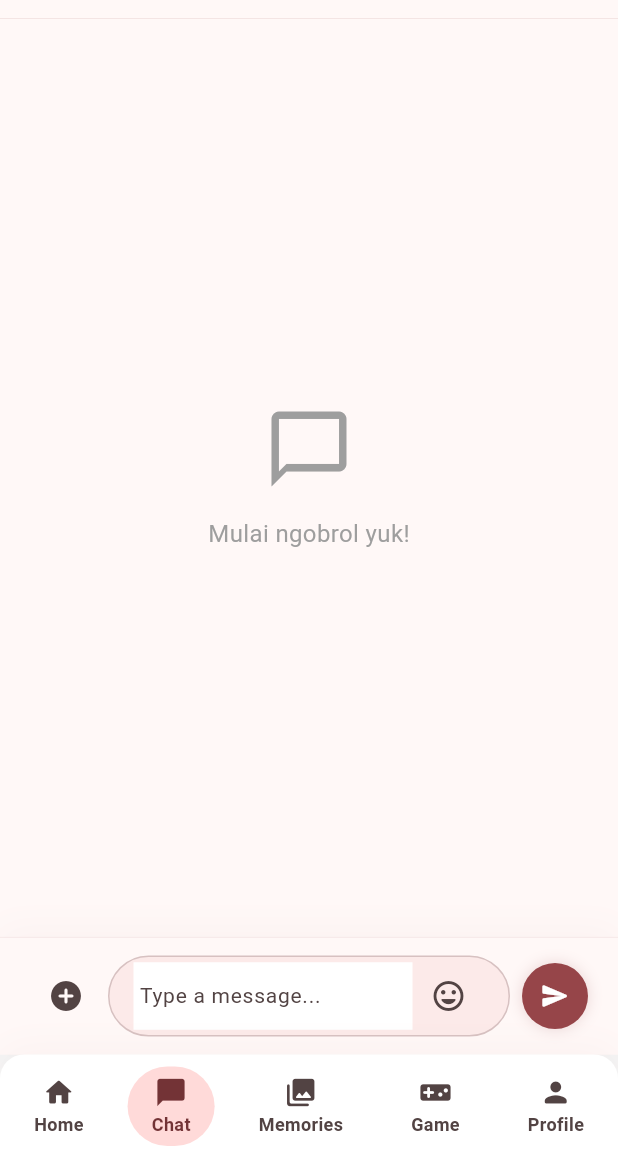
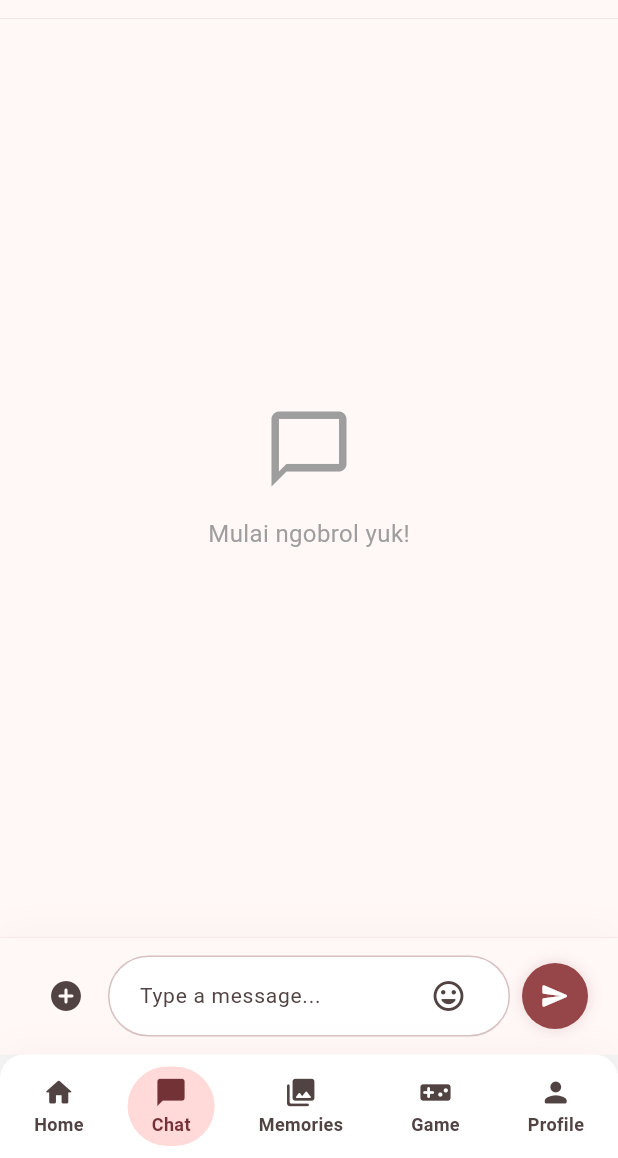
Before and after one commit to moonnstarina/Moonnlove, a Flutter app: the screen it shows once a user with an empty profile is signed in, item 2 of the bottom bar chosen, after a tap on the "add circle" icon, on a phone screen of 412 x 824 dp, the part 78-1236 px from its top. Run offline on Flutter 3.47's test engine with Material 3 defaults, Android fonts, the phone set to English and light mode, and no system bars; our stand-ins replace firebase_auth, firebase_core, firebase_database, firebase_storage, geolocator, image_picker and 1 more; accounts and stored records are empty.

Commit message:
fix: background input text jadi surfaceLowest (putih bersih) ganti abu-abu surfaceContainer di chat, login, partner, game, photo_detail

```diff
--- a/lib/screens/chat_screen.dart
+++ b/lib/screens/chat_screen.dart
@@ -9,6 +9,7 @@ import '../services/auth_service.dart';
 import '../services/partner_service.dart';
 
 Color get _background => AppPalette.background;
+Color get _surfaceLowest => AppPalette.surfaceLowest;
 Color get _surfaceContainer => AppPalette.surfaceContainer;
 Color get _surfaceContainerHigh => AppPalette.surfaceContainerHigh;
 Color get _surfaceVariant => AppPalette.surfaceVariant;
@@ -699,7 +700,7 @@ class _ChatScreenState extends State<ChatScreen> {
                   padding:
                       const EdgeInsets.symmetric(horizontal: 16, vertical: 2),
                   decoration: BoxDecoration(
-                    color: _surfaceContainer,
+                    color: _surfaceLowest,
                     border: Border.all(
                       color: _inputFocused ? _primary : _outlineVariant,
                       width: _inputFocused ? 1.2 : 1,
--- a/lib/screens/game_screen.dart
+++ b/lib/screens/game_screen.dart
@@ -652,7 +652,7 @@ class _GameScreenState extends State<GameScreen>
                         size: 20,
                       ),
                       filled: true,
-                      fillColor: _surfaceContainerLow,
+                      fillColor: _surfaceLowest,
                       border: OutlineInputBorder(
                         borderRadius: BorderRadius.circular(12),
                         borderSide: BorderSide.none,
--- a/lib/screens/login_screen.dart
+++ b/lib/screens/login_screen.dart
@@ -261,7 +261,7 @@ class _LoginScreenState extends State<LoginScreen> with SingleTickerProviderStat
         prefixIcon: Icon(icon, color: _primary.withOpacity(0.8), size: 22),
         suffixIcon: suffix,
         filled: true,
-        fillColor: _bg,
+        fillColor: _surfaceLowest,
         contentPadding: const EdgeInsets.symmetric(horizontal: 16, vertical: 16),
         border: OutlineInputBorder(
           borderRadius: BorderRadius.circular(999),
--- a/lib/screens/partner_screen.dart
+++ b/lib/screens/partner_screen.dart
@@ -250,7 +250,7 @@ class _PartnerScreenState extends State<PartnerScreen> {
               fontSize: 24,
             ),
             filled: true,
-            fillColor: const Color(0xFFF3F4F5),
+            fillColor: _surfaceLowest,
             contentPadding: const EdgeInsets.symmetric(vertical: 16),
             border: OutlineInputBorder(
               borderRadius: BorderRadius.circular(12),
--- a/lib/screens/photo_detail_screen.dart
+++ b/lib/screens/photo_detail_screen.dart
@@ -12,6 +12,7 @@ Color get _primaryContainer => AppPalette.primaryContainer;
 Color get _onPrimaryContainer => AppPalette.onPrimaryContainer;
 Color get _onSurface => AppPalette.onSurface;
 Color get _onSurfaceVariant => AppPalette.onSurfaceVariant;
+Color get _surfaceLowest => AppPalette.surfaceLowest;
 Color get _surfaceContainerLow => AppPalette.surfaceContainerLow;
 Color get _outlineVariant => AppPalette.outlineVariant;
 
@@ -71,7 +72,7 @@ class _PhotoDetailScreenState extends State<PhotoDetailScreen> {
             hintText: 'Tulis caption...',
             hintStyle: TextStyle(color: _onSurfaceVariant),
             filled: true,
-            fillColor: _surfaceContainerLow,
+            fillColor: _surfaceLowest,
             border: OutlineInputBorder(
               borderRadius: BorderRadius.circular(12),
               borderSide: BorderSide.none,
```
